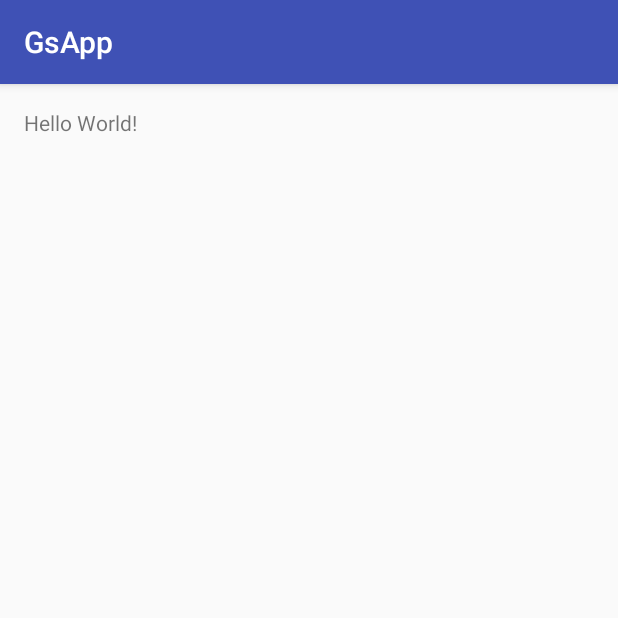
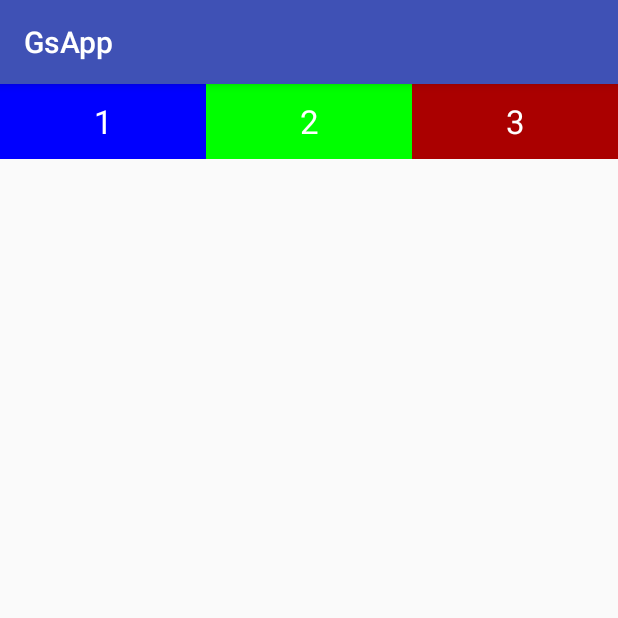
Before and after one commit to mo49/Android, an Android app: the screen it shows after launch (MainActivity), on a phone screen of 412 x 824 dp, the top half of it. Run offline under Robolectric (Android 15) with nearby library versions, the phone set to English and light mode, and no system bars.

Commit message:
レイアウトテスト

```diff
--- a/app/src/main/res/layout/activity_main.xml
+++ b/app/src/main/res/layout/activity_main.xml
@@ -1,20 +1,68 @@
 <?xml version="1.0" encoding="utf-8"?>
-<RelativeLayout xmlns:android="http://schemas.android.com/apk/res/android"
-    xmlns:tools="http://schemas.android.com/tools"
-    android:id="@+id/activity_main"
-    android:layout_width="match_parent"
-    android:layout_height="match_parent"
-    android:paddingBottom="@dimen/activity_vertical_margin"
-    android:paddingLeft="@dimen/activity_horizontal_margin"
-    android:paddingRight="@dimen/activity_horizontal_margin"
-    android:paddingTop="@dimen/activity_vertical_margin"
-    tools:context="tokyo.mo49.gsapp.MainActivity">
+<LinearLayout xmlns:android="http://schemas.android.com/apk/res/android"
+    android:orientation="horizontal"
+    android:layout_width="fill_parent"
+    android:layout_height="fill_parent">
 
     <TextView
-        android:layout_width="wrap_content"
-        android:layout_height="wrap_content"
-        android:text="Hello World!" />
-</RelativeLayout>
+        android:layout_width="fill_parent"
+        android:layout_height="50dp"
+        android:layout_weight="1"
+        android:text="1"
+        android:textSize="22sp"
+        android:textColor="#fff"
+        android:gravity="center"
+        android:background="#0000ff"
+        />
+    <TextView
+        android:layout_width="fill_parent"
+        android:layout_height="50dp"
+        android:text="2"
+        android:textSize="22sp"
+        android:textColor="#fff"
+        android:gravity="center"
+        android:background="#00ff00"
+        android:layout_weight="1"
+        />
+    <TextView
+        android:layout_width="fill_parent"
+        android:layout_height="50dp"
+        android:text="3"
+        android:textSize="22sp"
+        android:textColor="#fff"
+        android:gravity="center"
+        android:background="#aa0000"
+        android:layout_weight="1"
+        />
+</LinearLayout>
+
+
+    <!--
+    使いたいレイアウトをそのままコピペでいける
+    http://creator.aainc.co.jp/archives/5460
+    -->
+
+
+<!--<?xml version="1.0" encoding="utf-8"?>-->
+<!--<RelativeLayout xmlns:android="http://schemas.android.com/apk/res/android"-->
+    <!--xmlns:tools="http://schemas.android.com/tools"-->
+    <!--android:id="@+id/activity_main"-->
+    <!--android:layout_width="match_parent"-->
+    <!--android:layout_height="match_parent"-->
+    <!--android:paddingBottom="@dimen/activity_vertical_margin"-->
+    <!--android:paddingLeft="@dimen/activity_horizontal_margin"-->
+    <!--android:paddingRight="@dimen/activity_horizontal_margin"-->
+    <!--android:paddingTop="@dimen/activity_vertical_margin"-->
+    <!--tools:context="tokyo.mo49.gsapp.MainActivity">-->
+
+    <!--<TextView-->
+        <!--android:layout_width="wrap_content"-->
+        <!--android:layout_height="wrap_content"-->
+        <!--android:text="Hello World!" />-->
+    <!---->
+<!--</RelativeLayout>-->
+
+
 
 <!--
 layout/
```
